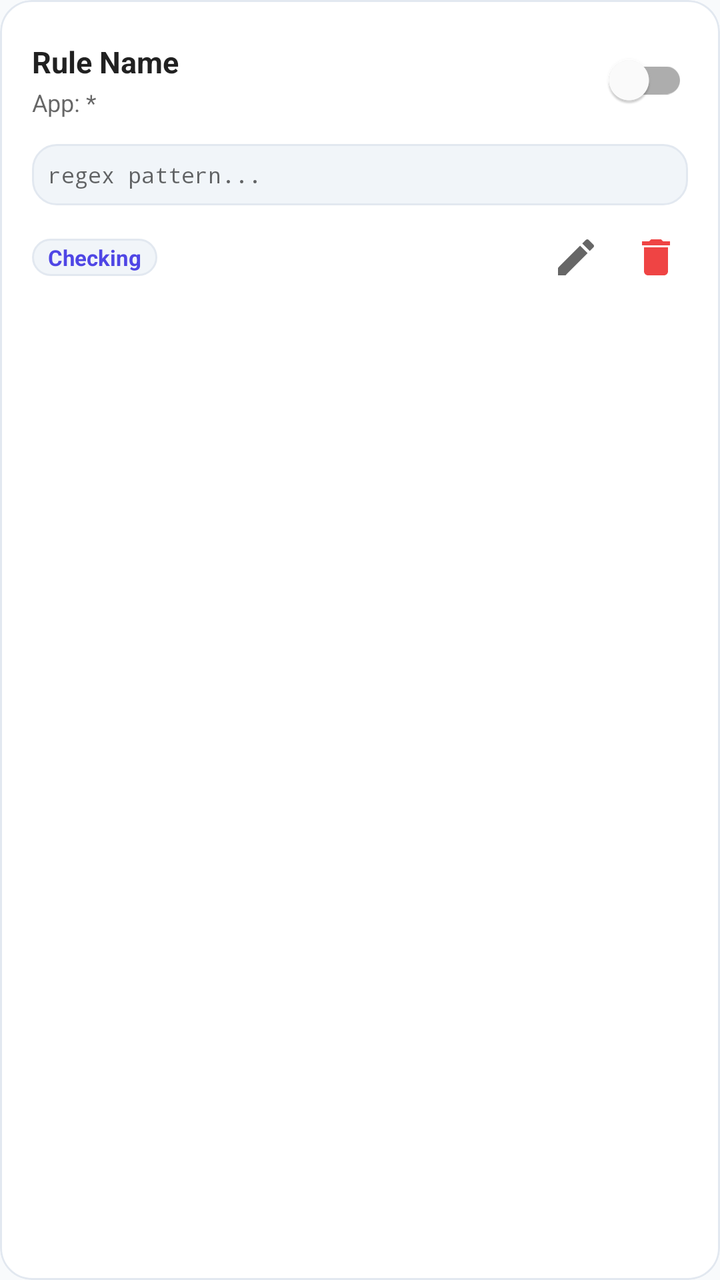
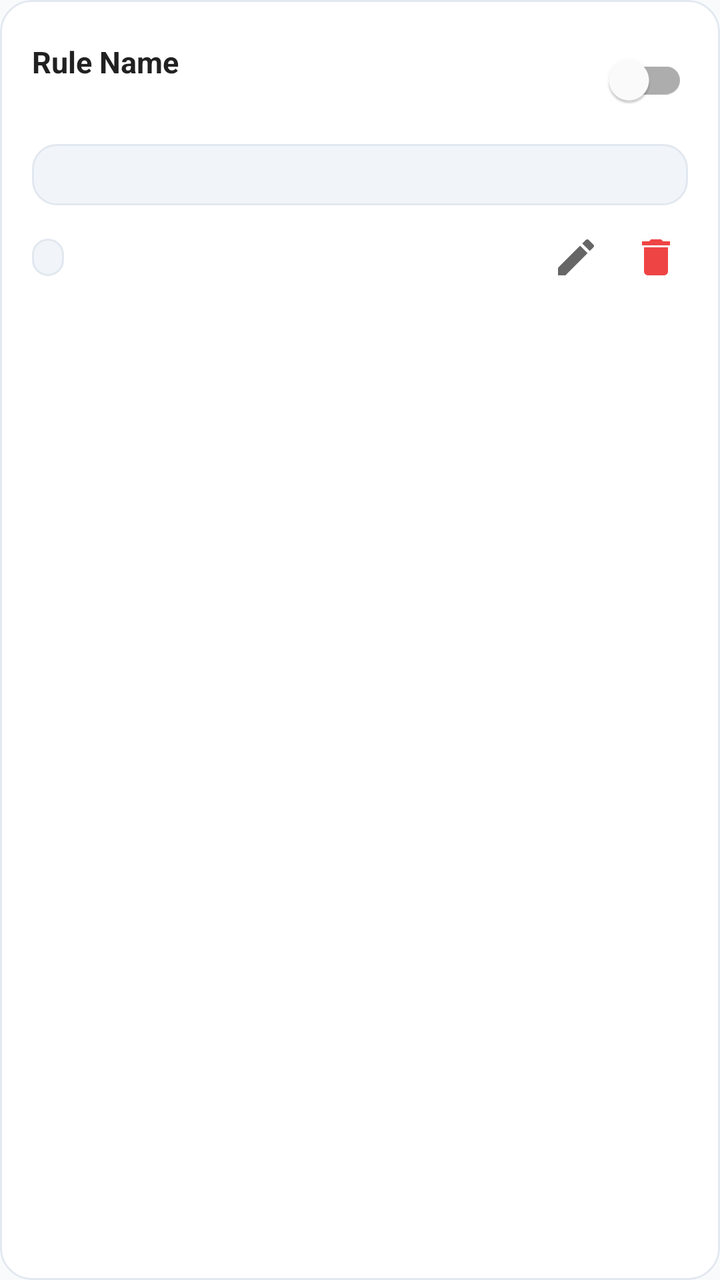

Two renders of the same Android screen: before a commit and after it. Below are the layout's source before the change and the commit's diff.
<!-- AndroidManifest.xml: application theme Theme.ActualApp -->
<!-- res/layout/item_rule.xml -->
<?xml version="1.0" encoding="utf-8"?>
<com.google.android.material.card.MaterialCardView xmlns:android="http://schemas.android.com/apk/res/android"
    xmlns:app="http://schemas.android.com/apk/res-auto"
    android:layout_width="match_parent"
    android:layout_height="wrap_content"
    android:layout_marginBottom="8dp"
    app:cardCornerRadius="16dp"
    app:cardElevation="0dp"
    app:cardBackgroundColor="?attr/colorSurface"
    app:strokeColor="@color/card_stroke"
    app:strokeWidth="1dp">

    <LinearLayout
        android:layout_width="match_parent"
        android:layout_height="wrap_content"
        android:orientation="vertical"
        android:padding="16dp">

        <LinearLayout
            android:layout_width="match_parent"
            android:layout_height="wrap_content"
            android:gravity="center_vertical"
            android:orientation="horizontal">

            <LinearLayout
                android:layout_width="0dp"
                android:layout_height="wrap_content"
                android:layout_weight="1"
                android:orientation="vertical">

                <TextView
                    android:id="@+id/tvRuleName"
                    android:layout_width="wrap_content"
                    android:layout_height="wrap_content"
                    android:text="@string/rule_name_default"
                    android:textColor="?android:attr/textColorPrimary"
                    android:textSize="15sp"
                    android:textStyle="bold" />

                <TextView
                    android:id="@+id/tvTargetPackage"
                    android:layout_width="wrap_content"
                    android:layout_height="wrap_content"
                    android:layout_marginTop="2dp"
                    android:text="App: *"
                    android:textColor="?android:attr/textColorSecondary"
                    android:textSize="12sp" />
            </LinearLayout>

            <com.google.android.material.switchmaterial.SwitchMaterial
                android:id="@+id/switchEnabled"
                android:layout_width="wrap_content"
                android:layout_height="wrap_content" />
        </LinearLayout>

        <TextView
            android:id="@+id/tvRegexPreview"
            android:layout_width="match_parent"
            android:layout_height="wrap_content"
            android:layout_marginTop="8dp"
            android:background="@drawable/bg_rounded_light"
            android:fontFamily="monospace"
            android:padding="8dp"
            android:text="regex pattern..."
            android:textColor="?android:attr/textColorSecondary"
            android:textSize="11sp" />

        <LinearLayout
            android:layout_width="match_parent"
            android:layout_height="wrap_content"
            android:layout_marginTop="10dp"
            android:gravity="center_vertical"
            android:orientation="horizontal">

            <TextView
                android:id="@+id/tvAccountBadge"
                android:layout_width="wrap_content"
                android:layout_height="wrap_content"
                android:background="@drawable/bg_rounded_light"
                android:paddingStart="8dp"
                android:paddingTop="2dp"
                android:paddingEnd="8dp"
                android:paddingBottom="2dp"
                android:text="Checking"
                android:textColor="@color/primary"
                android:textSize="11sp"
                android:textStyle="bold" />

            <View
                android:layout_width="0dp"
                android:layout_height="1dp"
                android:layout_weight="1" />

            <ImageButton
                android:id="@+id/btnEditRule"
                android:layout_width="32dp"
                android:layout_height="32dp"
                android:background="?attr/selectableItemBackgroundBorderless"
                android:src="@drawable/ic_edit"
                app:tint="?android:attr/textColorSecondary" />

            <ImageButton
                android:id="@+id/btnDeleteRule"
                android:layout_width="32dp"
                android:layout_height="32dp"
                android:layout_marginStart="8dp"
                android:background="?attr/selectableItemBackgroundBorderless"
                android:src="@drawable/ic_delete"
                app:tint="@color/danger" />
        </LinearLayout>
    </LinearLayout>
</com.google.android.material.card.MaterialCardView>
<!-- resources referenced by this layout -->
<resources>
  <color name="card_stroke">#E2E8F0</color>
  <color name="danger">#EF4444</color>
  <color name="primary">#4F46E5</color>
  <!-- drawable bg_rounded_light (drawable) -->
  <?xml version="1.0" encoding="utf-8"?>
  <shape xmlns:android="http://schemas.android.com/apk/res/android"
      android:shape="rectangle">
      <corners android:radius="12dp" />
      <solid android:color="@color/input_background" />
      <stroke
          android:width="1dp"
          android:color="@color/card_stroke" />
  </shape>
  <!-- drawable ic_delete (drawable) -->
  <vector xmlns:android="http://schemas.android.com/apk/res/android"
      android:width="24dp"
      android:height="24dp"
      android:viewportWidth="24"
      android:viewportHeight="24">
      <path
          android:fillColor="@color/danger"
          android:pathData="M6,19c0,1.1 0.9,2 2,2h8c1.1,0 2,-0.9 2,-2V7H6v12zM19,4h-3.5l-1,-1h-5l-1,1H5v2h14V4z"/>
  </vector>
  <!-- drawable ic_edit (drawable) -->
  <vector xmlns:android="http://schemas.android.com/apk/res/android"
      android:width="24dp"
      android:height="24dp"
      android:viewportWidth="24"
      android:viewportHeight="24">
      <path
          android:fillColor="@color/text_secondary"
          android:pathData="M3,17.25V21h3.75L17.81,9.94l-3.75,-3.75L3,17.25zM20.71,7.04c0.39,-0.39 0.39,-1.02 0,-1.41l-2.34,-2.34c-0.39,-0.39 -1.02,-0.39 -1.41,0l-1.83,1.83 3.75,3.75 1.83,-1.83z"/>
  </vector>
  <string name="rule_name_default">Rule Name</string>
  <style name="Theme.ActualApp" parent="Theme.MaterialComponents.DayNight.NoActionBar">
          
          <item name="colorPrimary">@color/primary</item>
          <item name="colorPrimaryVariant">@color/primary_variant</item>
          <item name="colorOnPrimary">@color/white</item>
          
          <item name="colorSecondary">@color/secondary</item>
          <item name="colorSecondaryVariant">@color/secondary_variant</item>
          <item name="colorOnSecondary">@color/white</item>
          
          <item name="android:windowBackground">@color/background</item>
          <item name="colorSurface">@color/surface</item>
          <item name="android:colorBackground">@color/background</item>
          <item name="android:statusBarColor">@color/surface</item>
          <item name="android:windowLightStatusBar">true</item>
          
          <item name="boxStrokeColor">@color/text_input_box_stroke</item>
          <item name="boxBackgroundColor">@color/text_input_box_background</item>
          <item name="hintTextColor">?colorPrimary</item>
      </style>
  <color name="input_background">#F1F5F9</color>
  <color name="text_secondary">#64748B</color>
  <color name="primary_variant">#4338CA</color>
  <color name="white">#FFFFFF</color>
  <color name="secondary">#10B981</color>
  <color name="secondary_variant">#059669</color>
  <color name="background">#F8FAFC</color>
  <color name="surface">#FFFFFF</color>
</resources>

<!-- the commit's change to res/layout/item_rule.xml (unified diff, before → after) -->
@@ -42,7 +42,6 @@
                     android:layout_width="wrap_content"
                     android:layout_height="wrap_content"
                     android:layout_marginTop="2dp"
-                    android:text="App: *"
                     android:textColor="?android:attr/textColorSecondary"
                     android:textSize="12sp" />
             </LinearLayout>
@@ -61,7 +60,6 @@
             android:background="@drawable/bg_rounded_light"
             android:fontFamily="monospace"
             android:padding="8dp"
-            android:text="regex pattern..."
             android:textColor="?android:attr/textColorSecondary"
             android:textSize="11sp" />
 
@@ -81,7 +79,6 @@
                 android:paddingTop="2dp"
                 android:paddingEnd="8dp"
                 android:paddingBottom="2dp"
-                android:text="Checking"
                 android:textColor="@color/primary"
                 android:textSize="11sp"
                 android:textStyle="bold" />
